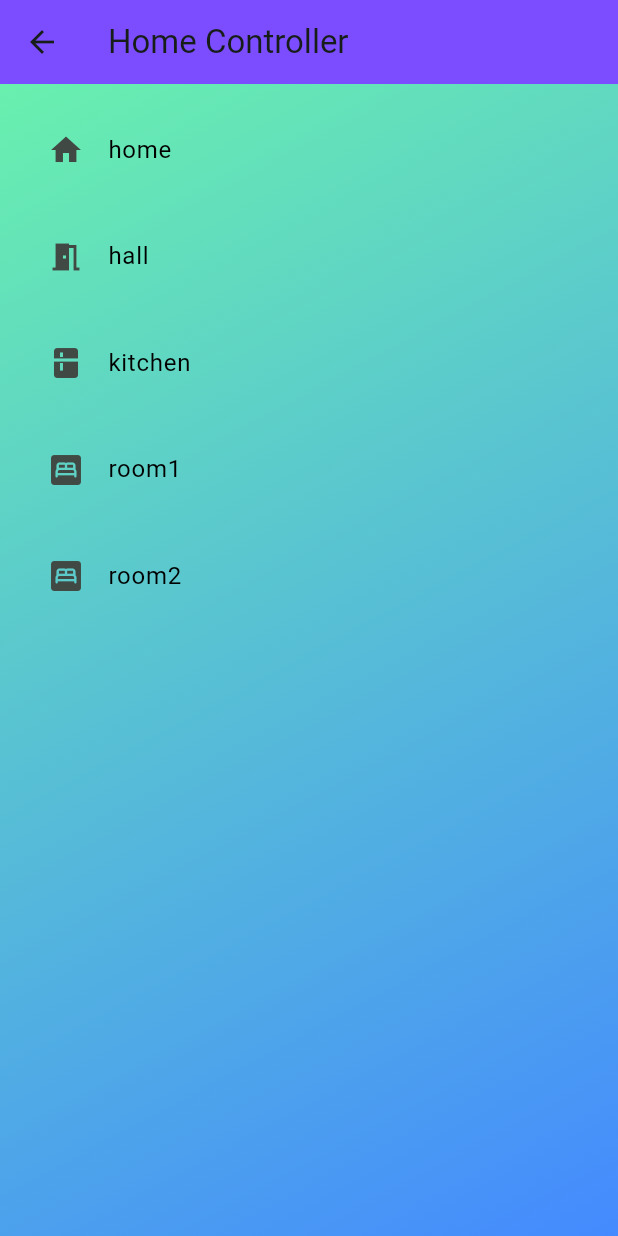
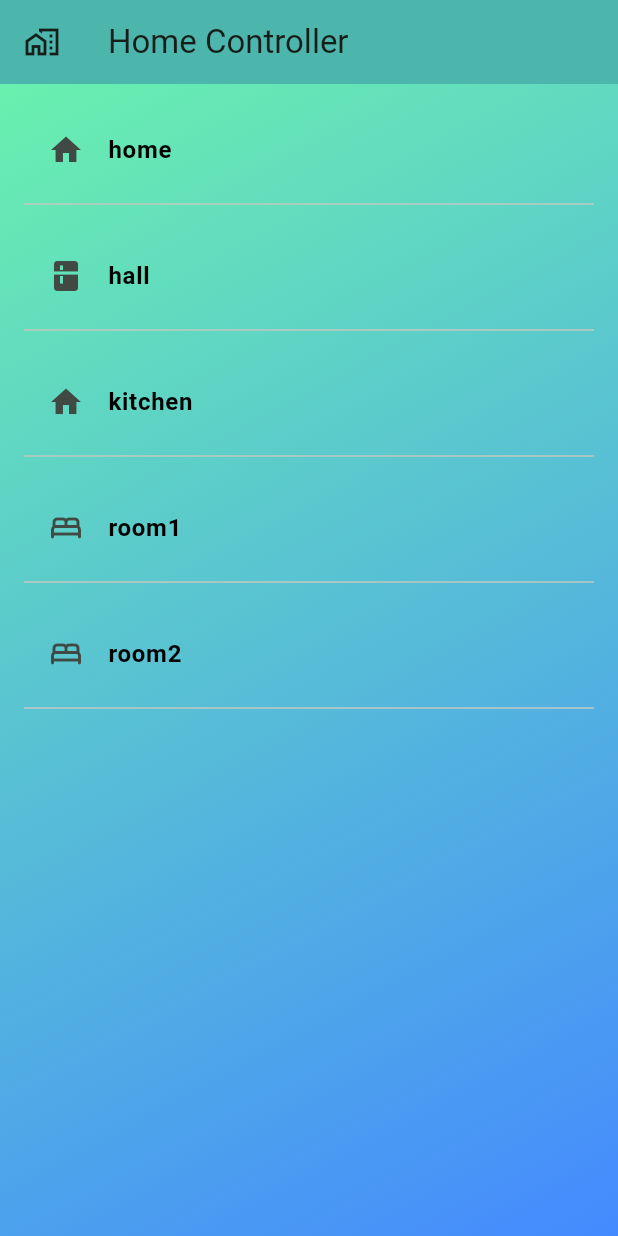
Before and after one commit to Sarazz001/WifiProvisioner, a Flutter app: the HomeScreen screen opened by its route, on a phone screen of 412 x 824 dp. Run offline on Flutter 3.47's test engine with Material 3 defaults, Android fonts, the phone set to English and light mode, and no system bars; our stand-ins replace firebase_auth, firebase_core, shared_preferences; accounts and stored records are empty.

Commit message:
changes upto home screen

```diff
--- a/lib/homeScreen.dart
+++ b/lib/homeScreen.dart
@@ -2,82 +2,87 @@ import 'package:flutter/material.dart';
 import 'deviceScreen.dart';
 
 class HomeScreen extends StatelessWidget {
-  const HomeScreen({super.key});
+  const HomeScreen( {super.key} );
 	@override
 	Widget build( BuildContext context ) {
 		return Scaffold(
 			appBar: AppBar(
-					title: Text('Home Controller'),
-					backgroundColor: Colors.deepPurpleAccent,
+					title: Text( 'Home Controller' ),
+					leading: Icon( Icons.home_work_outlined ),
+					backgroundColor: Colors.teal.shade300,
 			),
-			body: Container(
-				padding: const EdgeInsets.all(16.0),
-				decoration: BoxDecoration(
+			body: Container (
+				padding: const EdgeInsets.all( 16.0 ),
+				decoration: const BoxDecoration(
 					 gradient: LinearGradient(
-						colors: [Colors.greenAccent, Colors.blueAccent],
+						colors: [ Colors.greenAccent, Colors.blueAccent ],
 						begin: Alignment.topLeft,
 						end: Alignment.bottomRight,
 					 ),
-				 ),
-					child: Column(
-						children: [
-							ListTile (
-								title: Text( DeviceScreenType.home.name ),
-								tileColor: Colors.lightBlueAccent,
-								textColor: Colors.black,
-								leading: Icon( Icons.home ),
-								onTap: () {
-									Navigator.push(context, MaterialPageRoute(builder: (context) => DeviceListScreen( mode: DeviceScreenType.home )),
-									);
-								},
+				),
+				child: SingleChildScrollView(
+						child: ConstrainedBox(
+							constraints: BoxConstraints(
+								minHeight: MediaQuery.of(context).size.height,
 							),
-							SizedBox(height: 15.0),
-							ListTile(
-								title: Text( DeviceScreenType.hall.name ),
-								tileColor: Colors.lightBlueAccent,
-								textColor: Colors.black,
-								leading: Icon( Icons.meeting_room ),
-								onTap: () {
-									Navigator.push(context, MaterialPageRoute(builder: (context) => DeviceListScreen( mode: DeviceScreenType.hall )),
-									);
-								},
+							child: Column(
+								children: [
+									..._buildRoomTiles( context ),
+								],
 							),
-							SizedBox( height: 15.0 ),
-							ListTile(
-								title: Text( DeviceScreenType.kitchen.name ),
-								tileColor: Colors.lightBlueAccent,
-								textColor: Colors.black,
-								leading: Icon( Icons.kitchen ),
-								onTap: () {
-									Navigator.push(context, MaterialPageRoute(builder: (context) => DeviceListScreen(mode: DeviceScreenType.kitchen)),
-									);
-								},
-							),
-							SizedBox( height: 15.0 ),
-							ListTile(
-								title: Text( DeviceScreenType.room1.name ),
-								tileColor: Colors.lightBlueAccent,
-								textColor: Colors.black,
-								leading: Icon( Icons.bedroom_parent_rounded ),
-								onTap: () {
-									Navigator.push(context, MaterialPageRoute(builder: (context) => DeviceListScreen(mode: DeviceScreenType.room1)),
-									);
-								},
-							),
-							SizedBox( height: 15.0 ),
-							ListTile(
-								title: Text( DeviceScreenType.room2.name ),
-								tileColor: Colors.lightBlueAccent,
-								textColor: Colors.black,
-								leading: Icon( Icons.bedroom_parent_rounded ),
-								onTap: () {
-									Navigator.push(context, MaterialPageRoute(builder: (context) => DeviceListScreen(mode: DeviceScreenType.room2)),
-									);
-								},
-							)
-						],
-					),
+						),
+			  )
 			)
 		);
   }
+	List<Widget> _buildRoomTiles( BuildContext context ) {
+		final places = [
+			{
+				'type' : DeviceScreenType.home,
+				'icon' : Icons.home,
+			},
+			{
+				'type' : DeviceScreenType.hall,
+				'icon' : Icons.kitchen,
+			},
+			{
+				'type' : DeviceScreenType.kitchen,
+				'icon' : Icons.home,
+			},
+			{
+				'type' : DeviceScreenType.room1,
+				'icon' : Icons.bed_rounded,
+			},
+			{
+				'type' : DeviceScreenType.room2,
+				'icon' : Icons.bed_rounded,
+			},
+		];
+		return places.map( ( place ) {
+			return Column(
+				children: [
+					ListTile(
+						title: Text(
+							(place['type'] as DeviceScreenType).name,
+							style: const TextStyle( color:  Colors.black, fontSize: 16, fontWeight: FontWeight.bold ),
+						),
+						tileColor: Colors.white,
+						leading: Icon( place['icon'] as IconData ),
+						shape: RoundedRectangleBorder( borderRadius: BorderRadius.circular( 12 ) ),
+						onTap: () {
+							final modeNow = place['type'] as DeviceScreenType;
+ 							Navigator.push(
+									context,
+									MaterialPageRoute(builder: (context) => DeviceListScreen(mode: modeNow ),
+								),
+							);
+ 						},
+					),
+					Divider(),
+					const SizedBox( height:  12 ),
+				],
+			);
+		}).toList();
+	}
+
 }
--- a/lib/main.dart
+++ b/lib/main.dart
@@ -1,3 +1,4 @@
+import 'package:WifiProvisioner/deviceScreen.dart';
 import 'package:WifiProvisioner/homeScreen.dart';
 import 'package:flutter/material.dart';
 import 'package:firebase_core/firebase_core.dart';
@@ -29,8 +30,8 @@ class MyApp extends StatelessWidget {
       themeMode: ThemeMode.system,
       initialRoute: '/',
       routes: {
-        '/': (context) => LoginScreen(),
-        '/home': (context) => HomeScreen(),
+        '/': ( context ) => LoginScreen(),
+        '/home': ( context ) => HomeScreen(),
       },
     );
   }
```
Also changed, not shown: lib/deviceScreen.dart (+18 -20 lines), lib/loginScreen.dart (+15 -5 lines).
